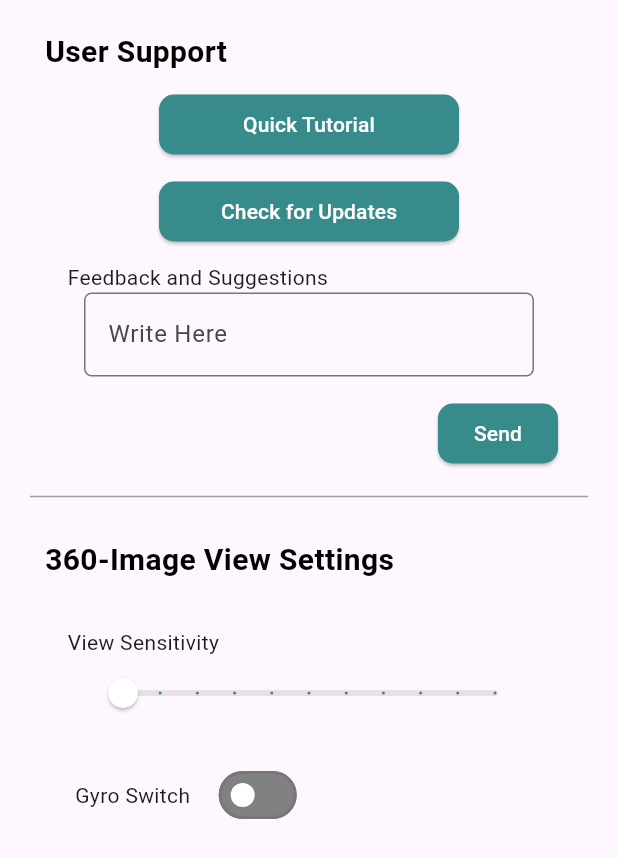
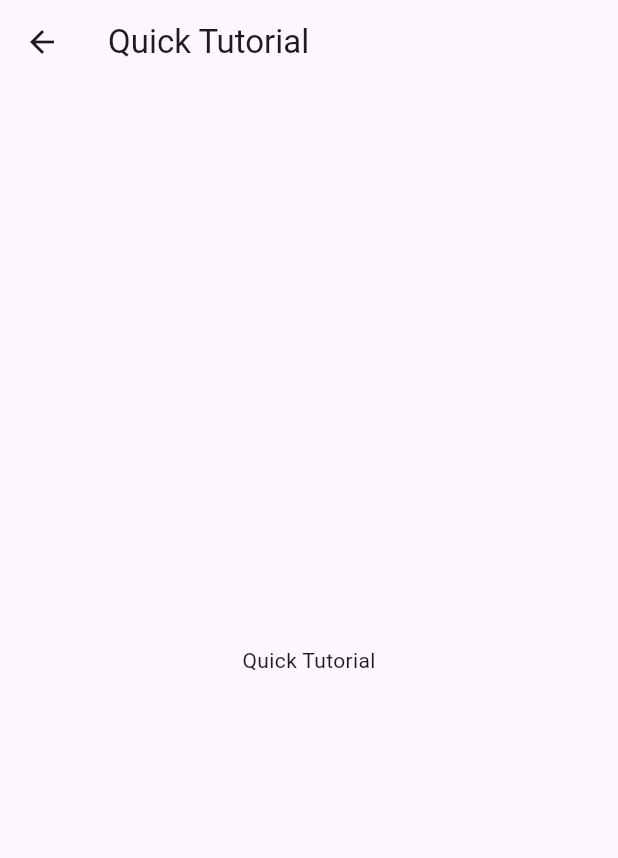
Before and after one commit to adrian-magsino/erranza, a Flutter app: the SettingsPage screen opened directly, after a tap on "Quick Tutorial", on a phone screen of 412 x 824 dp. Shown: the top 858 px of the screen. Run offline on Flutter 3.47's test engine with Material 3 defaults, Android fonts, the light colour scheme and no system bars; missing offline and left inert: panorama_viewer.

Commit message:
added tutorial page

```diff
--- a/lib/pages/settings_page.dart
+++ b/lib/pages/settings_page.dart
@@ -1,4 +1,5 @@
 import 'package:erranza/data/appSettings.dart';
+import 'package:erranza/pages/tutorial_page.dart';
 import 'package:flutter/material.dart';
 
 class SettingsPage extends StatefulWidget {
@@ -47,7 +48,9 @@ class _SettingsPageState extends State<SettingsPage> {
                   Padding(
                     padding: const EdgeInsets.only(bottom: 10.0),
                     child: ElevatedButton(
-                      onPressed: () {},
+                      onPressed: () {
+                        Navigator.push(context, MaterialPageRoute(builder: (context) => TutorialPage()));
+                      },
                       style: ElevatedButton.styleFrom(
                         shape: RoundedRectangleBorder(
                           borderRadius: BorderRadius.circular(10)
@@ -79,7 +82,24 @@ class _SettingsPageState extends State<SettingsPage> {
                       ),
                     ),
                   ),
-
+                  Padding(
+                    padding: const EdgeInsets.only(bottom: 10.0),
+                    child: ElevatedButton(
+                      onPressed: () {},
+                      style: ElevatedButton.styleFrom(
+                        shape: RoundedRectangleBorder(
+                          borderRadius: BorderRadius.circular(10)
+                        ),
+                        backgroundColor: Color(0xff378B8A),
+                        minimumSize: Size(200, 40)
+                      ),
+                      child: Text("Send Feedback Online", style: TextStyle(
+                        color: Colors.white,
+                        ),
+                      ),
+                    ),
+                  ),
+                  /*
                   Align(
                     alignment: Alignment.centerLeft,
                     child: Padding(
@@ -87,6 +107,7 @@ class _SettingsPageState extends State<SettingsPage> {
                       child: Text("Feedback and Suggestions"),
                     ),
                   ),
+
                   Padding(
                     padding: const EdgeInsets.only(bottom: 10.0),
                     child: SizedBox(
@@ -121,6 +142,7 @@ class _SettingsPageState extends State<SettingsPage> {
                       ),
                     ),
                   ),
+                  */
                 ],
               ),
             ),
--- /dev/null
+++ b/lib/pages/tutorial_page.dart
@@ -0,0 +1,17 @@
+import 'package:flutter/material.dart';
+
+class TutorialPage extends StatelessWidget {
+  const TutorialPage({super.key});
+
+  @override
+  Widget build(BuildContext context) {
+    return Scaffold(
+      appBar: AppBar(
+        title: Text("Quick Tutorial"),
+      ),
+      body: Center(
+        child: Text("Quick Tutorial"),
+      ),
+    );
+  }
+}
```
